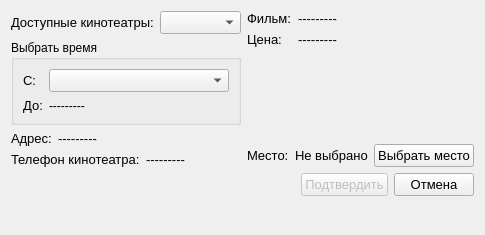
The window that ui_files/buy_tck.ui (gg-master/Cinema_prj) describes before a commit, drawn with Qt 5.
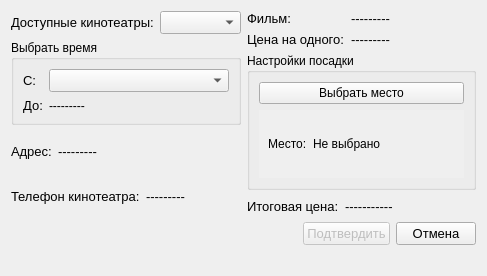
The same window after the commit.

Commit message: изменена система покупки билетов Добавлена возможность покупать несколько билетов

Patch:
```diff
--- a/ui_files/buy_tck.ui
+++ b/ui_files/buy_tck.ui
@@ -6,15 +6,33 @@
    <rect>
     <x>0</x>
     <y>0</y>
-    <width>480</width>
-    <height>235</height>
+    <width>487</width>
+    <height>249</height>
    </rect>
   </property>
+  <property name="sizePolicy">
+   <sizepolicy hsizetype="Preferred" vsizetype="Fixed">
+    <horstretch>0</horstretch>
+    <verstretch>0</verstretch>
+   </sizepolicy>
+  </property>
+  <property name="minimumSize">
+   <size>
+    <width>433</width>
+    <height>0</height>
+   </size>
+  </property>
+  <property name="maximumSize">
+   <size>
+    <width>16777215</width>
+    <height>249</height>
+   </size>
+  </property>
   <property name="windowTitle">
    <string>Покупка билета</string>
   </property>
-  <layout class="QGridLayout" name="gridLayout">
-   <item row="0" column="0">
+  <layout class="QVBoxLayout" name="verticalLayout_8">
+   <item>
     <layout class="QVBoxLayout" name="verticalLayout_4">
      <item>
       <layout class="QHBoxLayout" name="horizontalLayout_6">
@@ -235,7 +253,7 @@
               </font>
              </property>
              <property name="text">
-              <string>Цена:</string>
+              <string>Цена на одного:</string>
              </property>
             </widget>
            </item>
@@ -254,7 +272,89 @@
           </layout>
          </item>
          <item>
-          <layout class="QHBoxLayout" name="horizontalLayout_4">
+          <widget class="QGroupBox" name="groupBox_2">
+           <property name="title">
+            <string>Настройки посадки</string>
+           </property>
+           <layout class="QVBoxLayout" name="verticalLayout_6">
+            <item>
+             <layout class="QHBoxLayout" name="horizontalLayout_7">
+              <item>
+               <widget class="QPushButton" name="choose_place_btn">
+                <property name="text">
+                 <string>Выбрать место</string>
+                </property>
+               </widget>
+              </item>
+             </layout>
+            </item>
+            <item>
+             <widget class="QScrollArea" name="scrollArea_2">
+              <property name="sizePolicy">
+               <sizepolicy hsizetype="Preferred" vsizetype="Preferred">
+                <horstretch>0</horstretch>
+                <verstretch>0</verstretch>
+               </sizepolicy>
+              </property>
+              <property name="frameShape">
+               <enum>QFrame::NoFrame</enum>
+              </property>
+              <property name="lineWidth">
+               <number>1</number>
+              </property>
+              <property name="widgetResizable">
+               <bool>true</bool>
+              </property>
+              <widget class="QWidget" name="scrollAreaWidgetContents_3">
+               <property name="geometry">
+                <rect>
+                 <x>0</x>
+                 <y>0</y>
+                 <width>184</width>
+                 <height>40</height>
+                </rect>
+               </property>
+               <layout class="QVBoxLayout" name="verticalLayout_7">
+                <item>
+                 <layout class="QHBoxLayout" name="horizontalLayout_8">
+                  <item>
+                   <widget class="QLabel" name="label_place">
+                    <property name="text">
+                     <string>Место:</string>
+                    </property>
+                   </widget>
+                  </item>
+                  <item>
+                   <widget class="QLabel" name="place_2">
+                    <property name="text">
+                     <string>Не выбрано</string>
+                    </property>
+                   </widget>
+                  </item>
+                  <item>
+                   <spacer name="horizontalSpacer_2">
+                    <property name="orientation">
+                     <enum>Qt::Horizontal</enum>
+                    </property>
+                    <property name="sizeHint" stdset="0">
+                     <size>
+                      <width>40</width>
+                      <height>20</height>
+                     </size>
+                    </property>
+                   </spacer>
+                  </item>
+                 </layout>
+                </item>
+               </layout>
+              </widget>
+             </widget>
+            </item>
+           </layout>
+          </widget>
+         </item>
+         <item>
+          <layout class="QHBoxLayout" name="horizontalLayout_9">
            <item>
             <widget class="QLabel" name="label_8">
              <property name="font">
@@ -263,33 +363,34 @@
               </font>
              </property>
              <property name="text">
-              <string>Место:</string>
+              <string>Итоговая цена:</string>
              </property>
             </widget>
            </item>
            <item>
-            <widget class="QLabel" name="place">
+            <widget class="QLabel" name="it_price">
              <property name="font">
               <font>
                <pointsize>10</pointsize>
               </font>
              </property>
              <property name="text">
-              <string>Не выбрано</string>
+              <string>-----------</string>
              </property>
             </widget>
            </item>
            <item>
-            <widget class="QPushButton" name="choose_place_btn">
-             <property name="font">
-              <font>
-               <pointsize>10</pointsize>
-              </font>
+            <spacer name="horizontalSpacer_3">
+             <property name="orientation">
+              <enum>Qt::Horizontal</enum>
              </property>
-             <property name="text">
-              <string>Выбрать место</string>
+             <property name="sizeHint" stdset="0">
+              <size>
+               <width>40</width>
+               <height>20</height>
+              </size>
              </property>
-            </widget>
+            </spacer>
            </item>
           </layout>
          </item>
@@ -343,7 +444,7 @@
      </item>
     </layout>
    </item>
-   <item row="1" column="0">
+   <item>
     <widget class="QLabel" name="statusBar">
      <property name="text">
       <string/>
```
The commit also changes 1 other file.
